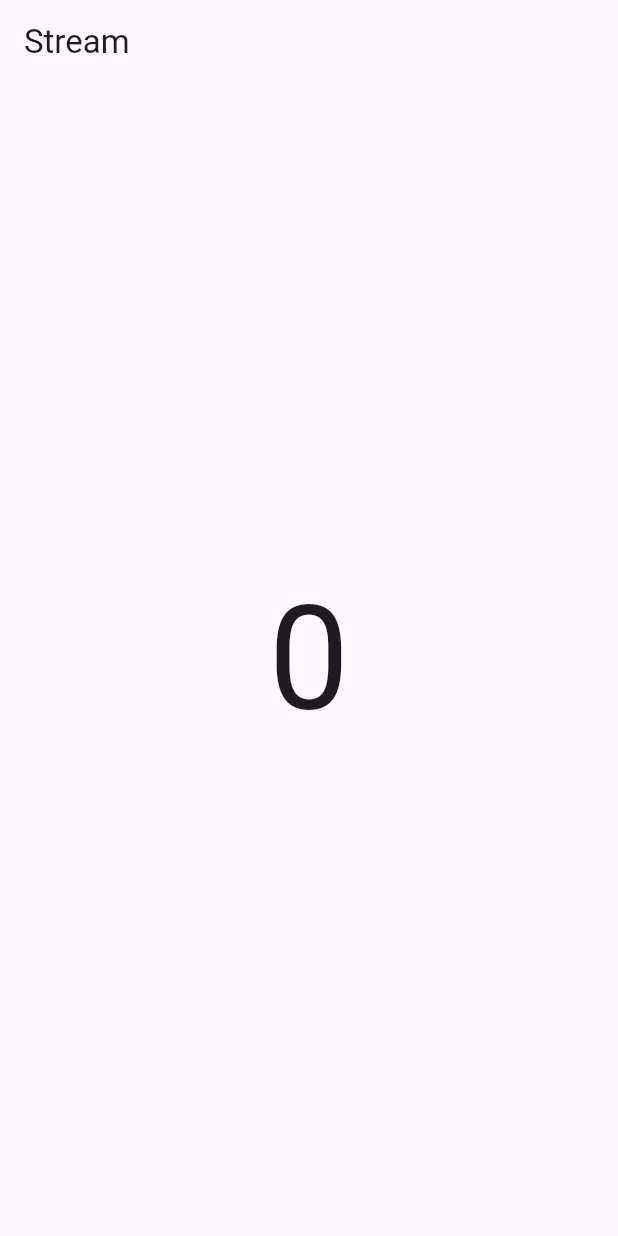
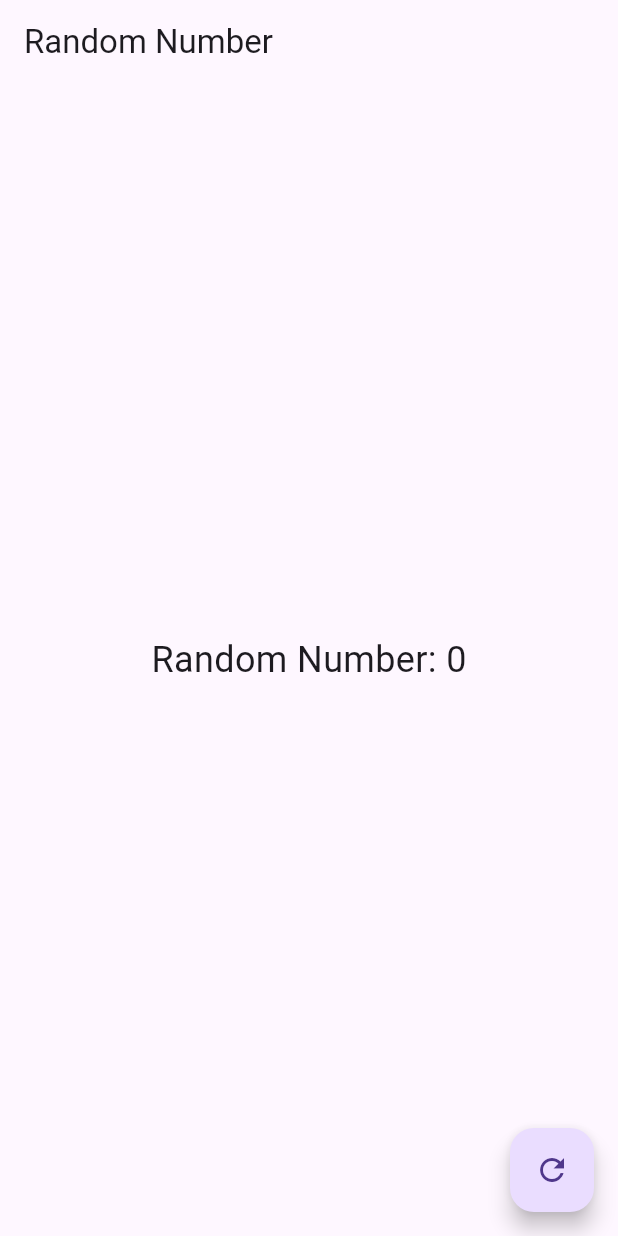
Before and after one commit to HanifFaishalH/stream_hilmi, a Flutter app: the screen it shows after launch, on a phone screen of 412 x 824 dp. Run offline on Flutter 3.47's test engine with Material 3 defaults, Android fonts, the phone set to English and light mode, and no system bars.

Commit message:
W12: Soal 13

```diff
--- a/lib/main.dart
+++ b/lib/main.dart
@@ -1,4 +1,5 @@
 import 'package:flutter/material.dart';
+import 'package:stream_hilmi/random_screen.dart';
 import 'package:stream_hilmi/stream.dart';
 import 'dart:async';
 
@@ -16,7 +17,7 @@
       theme: ThemeData(
         primaryColor: Colors.deepPurple,
       ),
-      home: const StreamHomePage(),
+      home: const RandomScreen(),
     );
   }
 }
--- /dev/null
+++ b/lib/random_bloc.dart
@@ -0,0 +1,24 @@
+import 'dart:async';
+import 'dart:math';
+
+class RandomNumberBloc {
+  final _generateRandomController = StreamController<void>();
+  final _randomNumberController = StreamController<int>();
+
+  Sink<void> get generateRandom => _generateRandomController.sink;
+
+  Stream<int> get randomNumber => _randomNumberController.stream;
+
+  RandomNumberBloc() {
+    _generateRandomController.stream.listen((_) {
+      final random = Random().nextInt(10);
+      _randomNumberController.sink.add(random);
+    });
+  }
+
+  void dispose() {
+    _generateRandomController.close();
+    _randomNumberController.close();
+  }
+
+}
--- /dev/null
+++ b/lib/random_screen.dart
@@ -0,0 +1,42 @@
+import 'package:flutter/material.dart';
+import 'random_bloc.dart';
+
+class RandomScreen extends StatefulWidget {
+  const RandomScreen({super.key});
+
+  @override
+  State<RandomScreen> createState() => _RandomScreenState();
+}
+
+class _RandomScreenState extends State<RandomScreen> {
+  final _bloc = RandomNumberBloc();
+
+  @override
+  Widget build(BuildContext context) {
+    return Scaffold(
+      appBar: AppBar(title: const Text('Random Number')),
+      body: Center(
+        child: StreamBuilder<int>(
+          stream: _bloc.randomNumber,
+          initialData: 0,
+          builder: (context, snapshot) {
+            return Text(
+              'Random Number: ${snapshot.data}',
+              style: const TextStyle(fontSize: 24),
+            );
+          },
+        ),
+      ),
+      floatingActionButton: FloatingActionButton(
+        onPressed: () => _bloc.generateRandom.add(null),
+        child: const Icon(Icons.refresh),
+      ),
+    );
+  }
+
+  @override
+  void dispose() {
+    _bloc.dispose();   // 👈 bebas error
+    super.dispose();   // 👈 class State memang punya dispose()
+  }
+}
```
Also changed, not shown: asset/praktikum7/p7_s13.gif (added), 1 other file.
